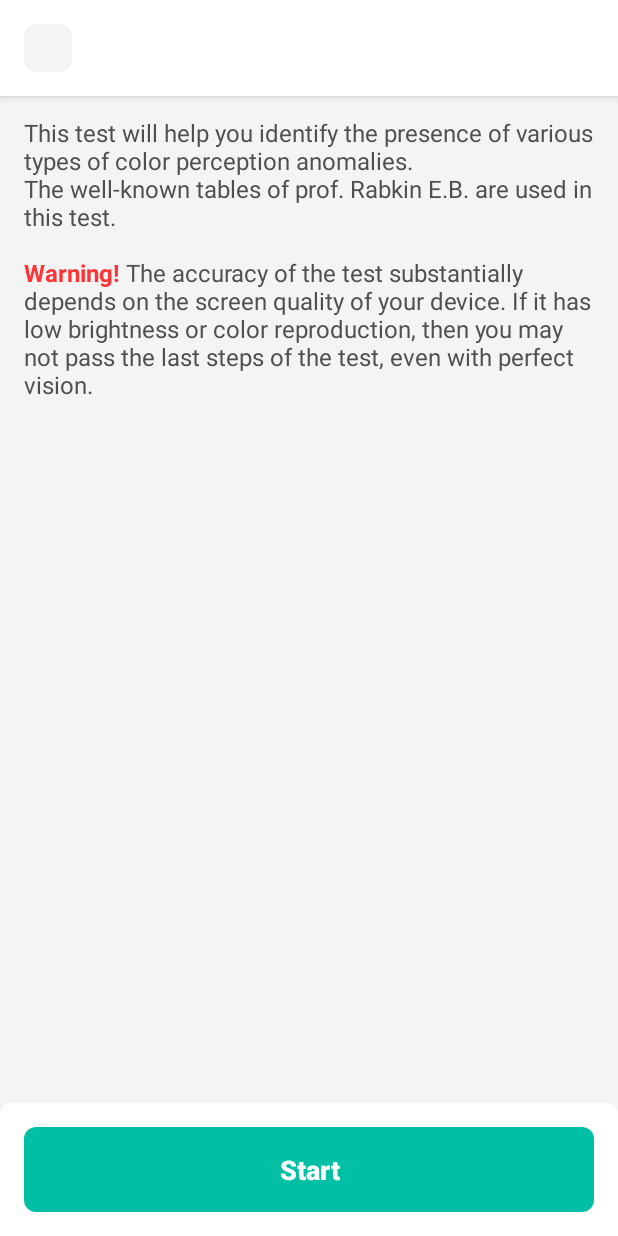
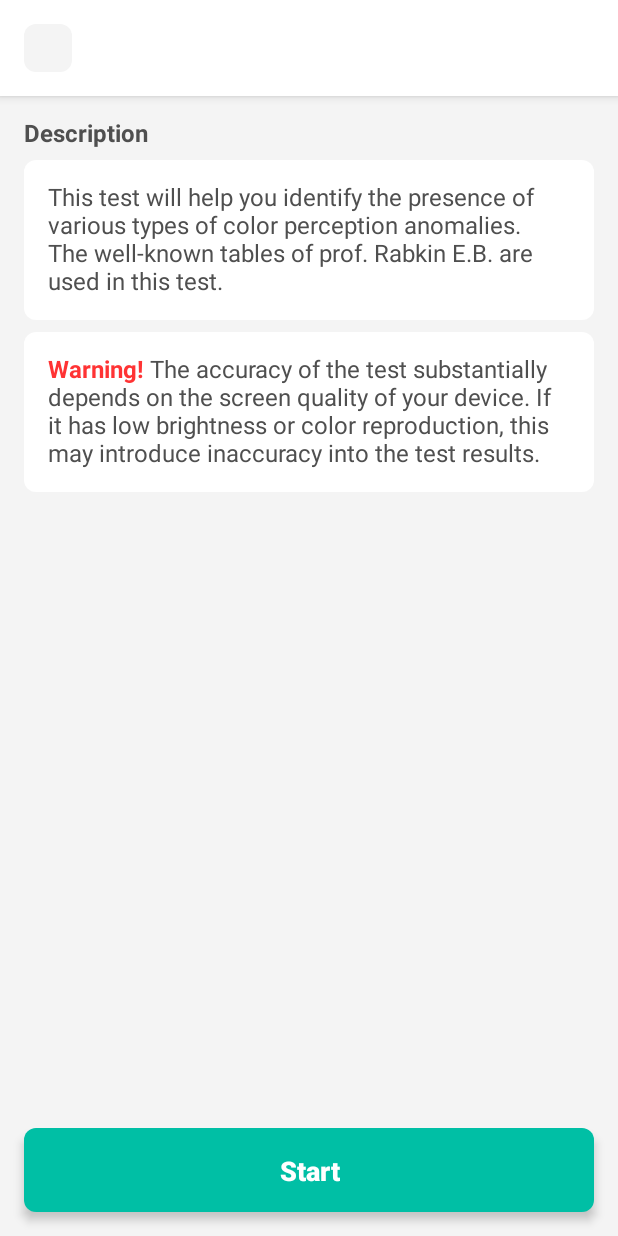
Before and after one commit to RznNike/EyeHealthManager, an Android app: the layout fragment_daltonism_info.xml on its own in the app's theme, with its tools: preview values and no code run, on a phone screen of 412 x 824 dp. Run offline under Robolectric (Android 15) with nearby library versions, the light colour scheme and no system bars.

Commit message:
Daltonism info screen redesigned

```diff
--- a/app/src/main/java/ru/rznnike/eyehealthmanager/app/ui/fragment/daltonism/info/DaltonismInfoFragment.kt
+++ b/app/src/main/java/ru/rznnike/eyehealthmanager/app/ui/fragment/daltonism/info/DaltonismInfoFragment.kt
@@ -8,6 +8,7 @@
 import ru.rznnike.eyehealthmanager.app.global.ui.fragment.BaseFragment
 import ru.rznnike.eyehealthmanager.app.presentation.daltonism.info.DaltonismInfoPresenter
 import ru.rznnike.eyehealthmanager.app.presentation.daltonism.info.DaltonismInfoView
+import ru.rznnike.eyehealthmanager.app.utils.extensions.addSystemWindowInsetToMargin
 import ru.rznnike.eyehealthmanager.app.utils.extensions.addSystemWindowInsetToPadding
 import ru.rznnike.eyehealthmanager.databinding.FragmentDaltonismInfoBinding
 
@@ -21,7 +22,8 @@
         super.onViewCreated(view, savedInstanceState)
         binding.apply {
             layoutToolbarContainer.addSystemWindowInsetToPadding(top = true)
-            layoutControls.addSystemWindowInsetToPadding(bottom = true)
+            layoutScrollableContent.addSystemWindowInsetToPadding(bottom = true)
+            buttonStartTest.addSystemWindowInsetToMargin(bottom = true)
         }
         initToolbar()
         initOnClickListeners()
--- a/app/src/main/res/layout/fragment_daltonism_info.xml
+++ b/app/src/main/res/layout/fragment_daltonism_info.xml
@@ -1,23 +1,23 @@
 <?xml version="1.0" encoding="utf-8"?>
 <FrameLayout xmlns:android="http://schemas.android.com/apk/res/android"
-    xmlns:tools="http://schemas.android.com/tools"
+    xmlns:app="http://schemas.android.com/apk/res-auto"
     android:layout_width="match_parent"
     android:layout_height="match_parent"
     android:background="@color/colorBackground">
 
-    <LinearLayout
+    <androidx.constraintlayout.widget.ConstraintLayout
         android:id="@+id/content"
         android:layout_width="match_parent"
-        android:layout_height="match_parent"
-        android:orientation="vertical"
-        tools:ignore="UselessParent">
+        android:layout_height="match_parent">
 
         <FrameLayout
             android:id="@+id/layoutToolbarContainer"
             android:layout_width="match_parent"
             android:layout_height="wrap_content"
             android:background="@color/colorBackgroundLight"
-            android:elevation="4dp">
+            android:elevation="4dp"
+            app:layout_constraintTop_toTopOf="parent"
+            app:layout_constraintStart_toStartOf="parent">
 
             <include
                 android:id="@+id/toolbar"
@@ -28,35 +28,68 @@
         <ScrollView
             android:layout_width="match_parent"
             android:layout_height="0dp"
-            android:layout_weight="1"
-            android:fillViewport="true">
+            android:fillViewport="true"
+            app:layout_constraintTop_toBottomOf="@id/layoutToolbarContainer"
+            app:layout_constraintBottom_toBottomOf="parent"
+            app:layout_constraintStart_toStartOf="parent">
+
+            <LinearLayout
+                android:id="@+id/layoutScrollableContent"
+                android:layout_width="match_parent"
+                android:layout_height="wrap_content"
+                android:padding="16dp"
+                android:orientation="vertical">
 
                 <androidx.appcompat.widget.AppCompatTextView
-                android:id="@+id/textViewDescription"
+                    style="@style/AppTheme.TextView.Bold"
+                    android:layout_width="match_parent"
+                    android:layout_height="wrap_content"
+                    android:text="@string/description"/>
+
+                <Space
+                    android:layout_width="match_parent"
+                    android:layout_height="8dp" />
+
+                <androidx.appcompat.widget.AppCompatTextView
                     android:layout_width="match_parent"
                     android:layout_height="wrap_content"
                     android:padding="16dp"
                     android:autoLink="all"
-                android:text="@string/daltonism_description" />
+                    android:text="@string/daltonism_description"
+                    android:background="@drawable/bg_rounded_8"
+                    android:backgroundTint="@color/colorBackgroundLight"/>
 
-        </ScrollView>
+                <Space
+                    android:layout_width="match_parent"
+                    android:layout_height="8dp" />
 
-        <FrameLayout
-            android:id="@+id/layoutControls"
+                <androidx.appcompat.widget.AppCompatTextView
                     android:layout_width="match_parent"
                     android:layout_height="wrap_content"
                     android:padding="16dp"
-            android:background="@drawable/bg_rounded_8_top"
-            android:backgroundTint="@color/colorBackgroundLight">
+                    android:autoLink="all"
+                    android:text="@string/daltonism_description_warning"
+                    android:background="@drawable/bg_rounded_8"
+                    android:backgroundTint="@color/colorBackgroundLight"/>
+
+                <Space
+                    android:layout_width="match_parent"
+                    android:layout_height="72dp" />
+
+            </LinearLayout>
+
+        </ScrollView>
 
         <androidx.appcompat.widget.AppCompatButton
             android:id="@+id/buttonStartTest"
             android:layout_width="match_parent"
-                android:layout_height="wrap_content"
-                android:text="@string/start"/>
+            android:layout_height="56dp"
+            android:layout_margin="16dp"
+            android:text="@string/start"
+            android:elevation="4dp"
+            app:layout_constraintBottom_toBottomOf="parent"
+            app:layout_constraintStart_toStartOf="parent"/>
+
+    </androidx.constraintlayout.widget.ConstraintLayout>
 
 </FrameLayout>
-
-    </LinearLayout>
-
-</FrameLayout>
--- a/resources/src/main/res/values/strings.xml
+++ b/resources/src/main/res/values/strings.xml
@@ -56,7 +56,8 @@
     <string name="contrast_result_header">Minimal distinguishable contrast</string>
     <string name="contrast_good_result">Good result!\n<i>The lower the minimum discernible contrast - the better result.</i></string>
     <string name="contrast_perfect_result">Perfect result!\n<i>You cannot distinguish 0\% contrast - then there would be no difference between the image and the background.</i></string>
-    <string name="daltonism_description">This test will help you identify the presence of various types of color perception anomalies.\nThe well-known tables of prof. Rabkin E.B. are used in this test.\n\n<font color="#FF3334"><b>Warning!</b></font> The accuracy of the test substantially depends on the screen quality of your device. If it has low brightness or color reproduction, then you may not pass the last steps of the test, even with perfect vision.</string>
+    <string name="daltonism_description">This test will help you identify the presence of various types of color perception anomalies.\nThe well-known tables of prof. Rabkin E.B. are used in this test.</string>
+    <string name="daltonism_description_warning"><font color="#FF3334"><b>Warning!</b></font> The accuracy of the test substantially depends on the screen quality of your device. If it has low brightness or color reproduction, this may introduce inaccuracy into the test results.</string>
     <string name="daltonism_message">What do you see in the image?</string>
     <string name="rabkin_2" translatable="false">2</string>
     <string name="rabkin_3" translatable="false">3</string>
```
Also changed, not shown: 1 other file. Lines whose indentation alone changed are shown as unchanged.
